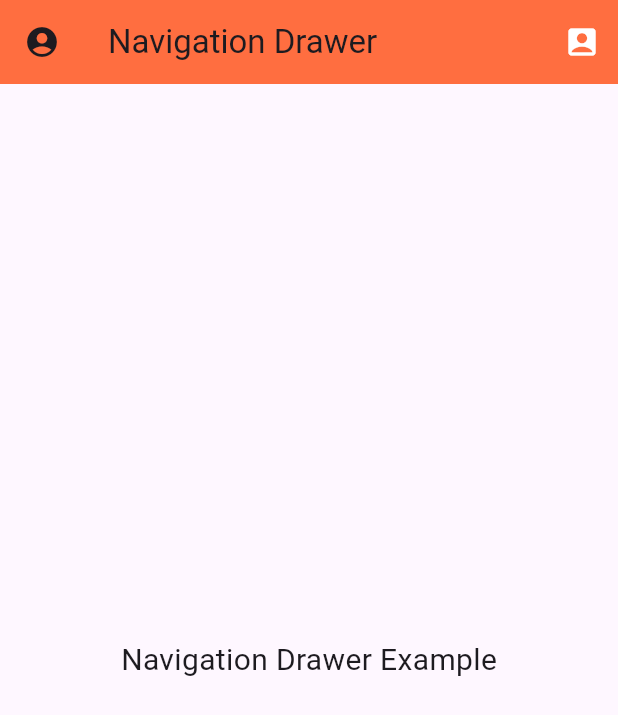
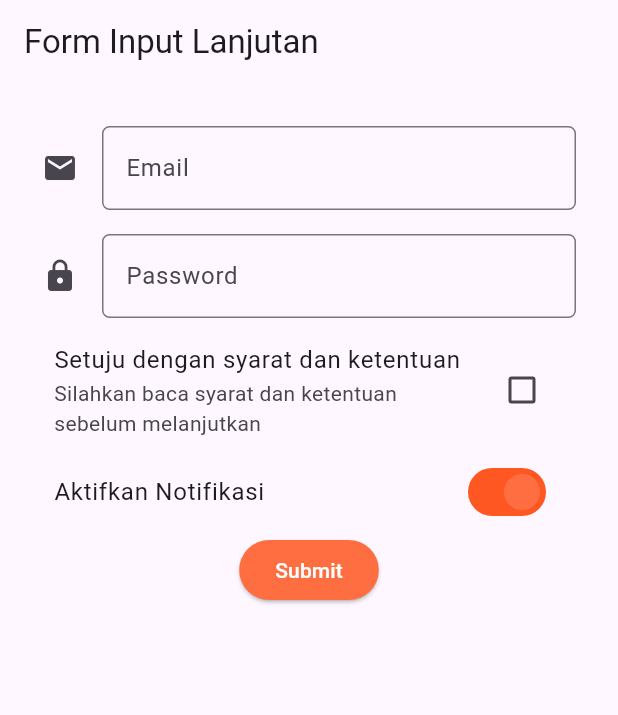
Before and after one commit to qiura122/flutter_app_project, a Flutter app: the screen it shows after launch, on a phone screen of 412 x 824 dp. Shown: the top 715 px of the screen. Run offline on Flutter 3.47's test engine with Material 3 defaults, Android fonts, the light colour scheme and no system bars.

Commit message:
add form modul, fixing nav modul

```diff
--- /dev/null
+++ b/lib/Modul_Form/form2.dart
@@ -0,0 +1,114 @@
+import 'package:flutter/material.dart';
+
+class Form2 extends StatefulWidget {
+  @override
+  _Form2State createState() => _Form2State();
+}
+
+class _Form2State extends State<Form2> {
+  final _formKey = GlobalKey<FormState>();
+
+  double nilaiSlider = 50;
+  bool nilaiChackbox = false;
+  bool nilaiSwitch = true;
+
+  @override
+  Widget build(BuildContext context) {
+    return Scaffold(
+      appBar: AppBar(title: Text('Form Input Lanjutan')),
+      body: Form(
+        key: _formKey,
+        child: SingleChildScrollView(
+          child: Container(
+            padding: EdgeInsets.all(20.0),
+            child: Column(
+              children: [
+                Padding(
+                  padding: const EdgeInsets.all(8.0),
+                  child: TextFormField(
+                    keyboardType: TextInputType.emailAddress,
+                    decoration: new InputDecoration(
+                      hintText: "email@example.com",
+                      labelText: 'Email',
+                      icon: Icon(Icons.email),
+                      border: OutlineInputBorder(
+                        borderRadius: new BorderRadius.circular(5.0),
+                      ),
+                    ),
+                    validator: (value) {
+                      if (value!.isEmpty) {
+                        return 'Email tidak boleh kosong';
+                      }
+                      return null;
+                    },
+                  ),
+                ),
+                Padding(
+                  padding: const EdgeInsets.all(8.0),
+                  child: TextFormField(
+                    obscureText: true,
+                    decoration: new InputDecoration(
+                      labelText: "Password",
+                      icon: Icon(Icons.lock),
+                      border: OutlineInputBorder(
+                        borderRadius: new BorderRadius.circular(5.0),
+                      ),
+                    ),
+                    validator: (value) {
+                      if (value!.isEmpty) {
+                        return 'Password tidak boleh kosong';
+                      }
+                      return null;
+                    },
+                  ),
+                ),
+                CheckboxListTile(
+                  title: Text("Setuju dengan syarat dan ketentuan"),
+                  subtitle: Text(
+                    "Silahkan baca syarat dan ketentuan sebelum melanjutkan",
+                  ),
+                  value: nilaiChackbox,
+                  onChanged: (value) {
+                    setState(() {
+                      nilaiChackbox = value!;
+                    });
+                  },
+                ),
+                SwitchListTile(
+                  title: Text("Aktifkan Notifikasi"),
+                  value: nilaiSwitch,
+                  activeTrackColor: Colors.deepOrange,
+                  activeColor: Colors.deepOrangeAccent,
+                  onChanged: (value) {
+                    setState(() {
+                      nilaiSwitch = value;
+                    });
+                  },
+                ),
+                // Slider(
+                //   value: nilaiSlider,
+                //   min: 0,
+                //   max: 100,
+                //   onChanged: (value) {
+                //     setState(() {
+                //       nilaiSlider = value;
+                //     });
+                //   },
+                // ),
+                ElevatedButton(
+                  style: ElevatedButton.styleFrom(
+                    backgroundColor: Colors.deepOrangeAccent,
+                  ),
+                  onPressed: () {
+                    if (_formKey.currentState!.validate()) {}
+                  },
+                  child: Text('Submit', style: TextStyle(color: Colors.white)),
+                )
+              ],
+            ),
+          ),
+        ),
+      ),
+    );
+  }
+}
--- a/lib/main.dart
+++ b/lib/main.dart
@@ -1,4 +1,6 @@
 import 'package:flutter/material.dart';
+import 'package:flutter_app_project/Modul_Form/form1.dart';
+import 'package:flutter_app_project/Modul_Form/form2.dart';
 import 'package:flutter_app_project/Modul_Gambar/modul_image.dart';
 import 'package:flutter_app_project/Modul_Navigator/navbar.dart';
 import 'package:flutter_app_project/Modul_Navigator/navdraw.dart';
@@ -26,6 +28,9 @@ void main() {
 class MyApp extends StatelessWidget {
   @override
   Widget build(BuildContext context) {
-    return MaterialApp(debugShowCheckedModeBanner: false, home: Navdraw());
+    return MaterialApp(
+      debugShowCheckedModeBanner: false,
+      home: Form2()
+    );
   }
 }
```
Also changed, not shown: lib/Modul_Form/form1.dart (added, +52 -0 lines), lib/Modul_Navigator/drawer_widget.dart (deleted, +0 -94 lines), lib/Modul_Navigator/navdraw.dart (+93 -1 lines).
